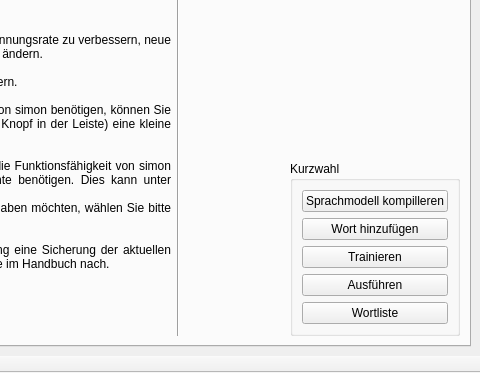
Old version of the form ui/main.ui in the repository KDE/simon; both pictures show x 323 to 803 and y 250 to 623 of the 803 by 623 pixel window.
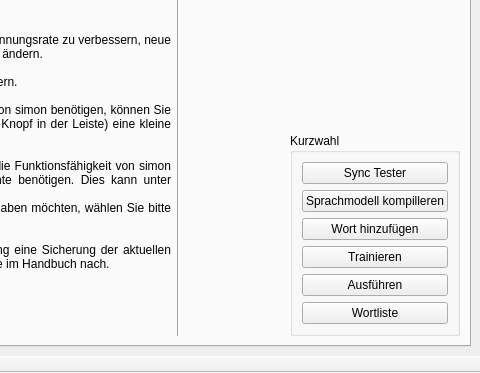
New version of the form. Icons and pictures are not drawn. Custom widgets are drawn as their Qt base class.

```diff
--- a/ui/main.ui
+++ b/ui/main.ui
@@ -553,6 +553,13 @@
              <string>Kurzwahl</string>
             </property>
             <layout class="QVBoxLayout" >
+             <item>
+              <widget class="QPushButton" name="pbSyncTest" >
+               <property name="text" >
+                <string>Sync Tester</string>
+               </property>
+              </widget>
+             </item>
              <item>
               <widget class="QPushButton" name="pbCompileModel" >
                <property name="text" >
```
